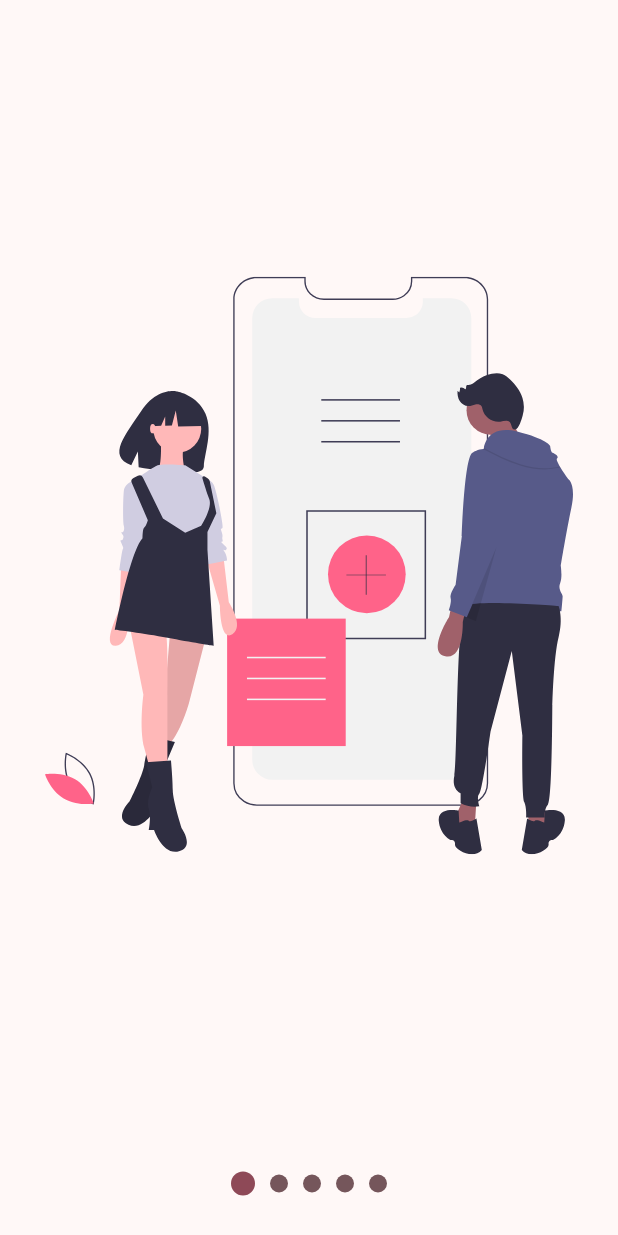
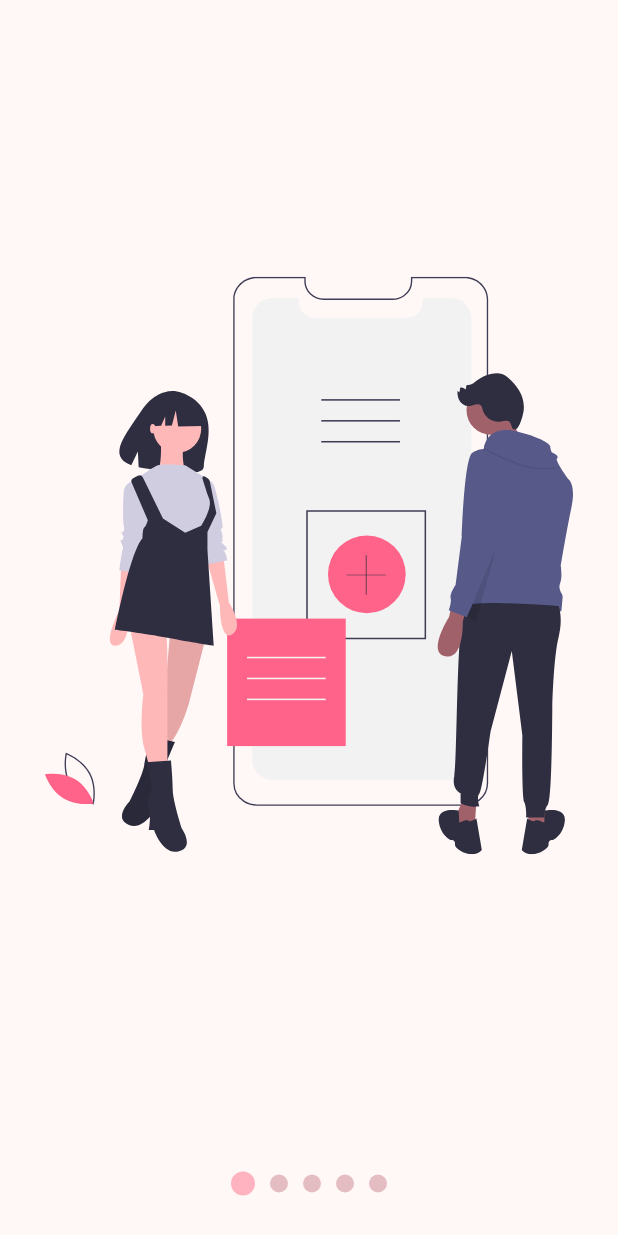
Before and after one commit to santacruzandres1/designs_on_flutter, a Flutter app: the screen it shows after launch, on a phone screen of 412 x 824 dp. Run offline on Flutter 3.47's test engine with Material 3 defaults, Android fonts, the phone set to English and light mode, and no system bars; our stand-ins replace flutter_svg.

Commit message:
Custom Slideshow beta terminado.

```diff
--- /dev/null
+++ b/devtools_options.yaml
@@ -0,0 +1,3 @@
+description: This file stores settings for Dart & Flutter DevTools.
+documentation: https://docs.flutter.dev/tools/devtools/extensions#configure-extension-enablement-states
+extensions:
--- a/lib/config/theme/app_theme.dart
+++ b/lib/config/theme/app_theme.dart
@@ -2,7 +2,7 @@ import 'package:flutter/material.dart';
 
 class AppTheme{
   ThemeData getTheme(){
-    const  seedColor = Color(0xffF6577F);
+    const  seedColor = Color.fromARGB(255, 223, 84, 119);
 
 
     return ThemeData(
--- a/lib/src/pages/slideshow_page.dart
+++ b/lib/src/pages/slideshow_page.dart
@@ -22,13 +22,14 @@ class CustomSlideshow extends StatelessWidget {
       // dotsAbove: true,
       // primaryColor: Colors.green,
       // secondaryColor: Colors.grey,
+      // bulletPrimario: 20,
+      // bulletSecundario: 5,
       slides: <Widget>[
         SvgPicture.asset('assets/svgs/slide-1.svg'),
         SvgPicture.asset('assets/svgs/slide-2.svg'),
         SvgPicture.asset('assets/svgs/slide-3.svg'),
         SvgPicture.asset('assets/svgs/slide-4.svg'),
         SvgPicture.asset('assets/svgs/slide-5.svg'),
-
       ],
     );
   }
--- a/lib/src/widgets/slideshow.dart
+++ b/lib/src/widgets/slideshow.dart
@@ -6,6 +6,8 @@ class Slideshow extends StatelessWidget {
   final bool dotsAbove;
   final Color? primaryColor;
   final Color? secondaryColor;
+  final double bulletPrimario;
+  final double bulletSecundario;
 
   const Slideshow({
     super.key,
@@ -13,16 +15,21 @@ class Slideshow extends StatelessWidget {
     this.dotsAbove = false,
     this.primaryColor,
     this.secondaryColor,
+    this.bulletPrimario = 16.0,
+    this.bulletSecundario = 12.0,
   });
 
   @override
   Widget build(BuildContext context) {
-    final themeColors = Theme.of(context).colorScheme;
+    final colors = Theme.of(context).colorScheme;
 
-    return ChangeNotifierProvider.value(
-      value: _SlideshowModel(
-        primaryColor: primaryColor ?? themeColors.primary,
-        secondaryColor: secondaryColor ?? themeColors.secondary,
+    return ChangeNotifierProvider(
+  key: UniqueKey(),
+  create: (_) => _SlideshowModel(
+    primaryColor: primaryColor ?? colors.primaryFixedDim,
+    secondaryColor: secondaryColor ?? colors.secondaryFixedDim,
+    bulletPrimario: bulletPrimario,
+    bulletSecundario: bulletSecundario,
   ),
   child: SafeArea(
     child: Column(
@@ -36,6 +43,7 @@ class Slideshow extends StatelessWidget {
     ),
   ),
 );
+
   }
 }
 
@@ -100,7 +108,6 @@ class _Slide extends StatelessWidget {
     );
   }
 }
-
 class _Dots extends StatelessWidget {
   final int totalSlides;
 
@@ -126,8 +133,8 @@ class _Dot extends StatelessWidget {
 
   @override
   Widget build(BuildContext context) {
-    final ssModel = Provider.of<_SlideshowModel>(context);
-
+    return Consumer<_SlideshowModel>(
+      builder: (context, ssModel, child) {
         final Color colorDots = (ssModel.currentPage >= index - 0.5 &&
                 ssModel.currentPage < index + 0.5)
             ? ssModel.primaryColor
@@ -135,8 +142,8 @@ class _Dot extends StatelessWidget {
 
         final double sizeDots = (ssModel.currentPage >= index - 0.5 &&
                 ssModel.currentPage < index + 0.5)
-        ? 16
-        : 12;
+            ? ssModel.bulletPrimario
+            : ssModel.bulletSecundario;
 
         return AnimatedContainer(
           duration: const Duration(milliseconds: 250),
@@ -148,6 +155,8 @@ class _Dot extends StatelessWidget {
             shape: BoxShape.circle,
           ),
         );
+      },
+    );
   }
 }
 
@@ -155,12 +164,18 @@ class _SlideshowModel with ChangeNotifier {
   double _currentPage = 0;
   Color _primaryColor;
   Color _secondaryColor;
+  double _bulletPrimario;
+  double _bulletSecundario;
 
   _SlideshowModel({
     required Color primaryColor,
     required Color secondaryColor,
+    required double bulletPrimario,
+    required double bulletSecundario,
   })  : _primaryColor = primaryColor,
-        _secondaryColor = secondaryColor;
+        _secondaryColor = secondaryColor,
+        _bulletPrimario = bulletPrimario,
+        _bulletSecundario = bulletSecundario;
 
   double get currentPage => _currentPage;
 
@@ -172,10 +187,26 @@ class _SlideshowModel with ChangeNotifier {
   Color get primaryColor => _primaryColor;
   Color get secondaryColor => _secondaryColor;
 
-  void updateColors(
-      {required Color primaryColor, required Color secondaryColor}) {
+  void updateColors({
+    required Color primaryColor,
+    required Color secondaryColor,
+  }) {
     _primaryColor = primaryColor;
     _secondaryColor = secondaryColor;
     notifyListeners();
   }
+
+  double get bulletPrimario => _bulletPrimario;
+
+  set bulletPrimario(double size) {
+    _bulletPrimario = size;
+    notifyListeners();
   }
+
+  double get bulletSecundario => _bulletSecundario;
+
+  set bulletSecundario(double size) {
+    _bulletSecundario = size;
+    notifyListeners();
+  }
+}
--- a/lib/src/widgets/widgets.dart
+++ b/lib/src/widgets/widgets.dart
@@ -5,4 +5,3 @@
 
 export 'headers.dart';
 export 'package:design_application/src/widgets/radial_progress.dart';
-export 'package:design_application/src/widgets/slideshow/slides.dart';
```
Also changed, not shown: 3 other files. Lines whose indentation alone changed are shown as unchanged.
